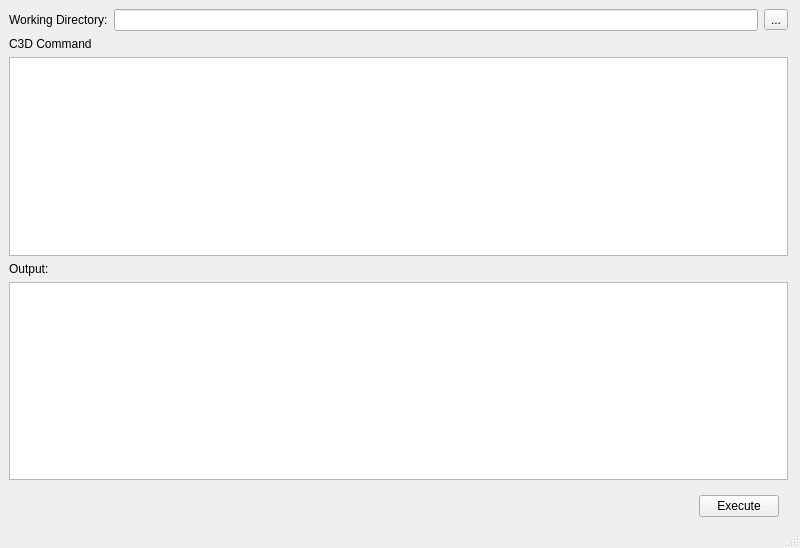
Above: gui/MainWindow.ui from pyushkevich/c3d before the change. Below: the same form after it.
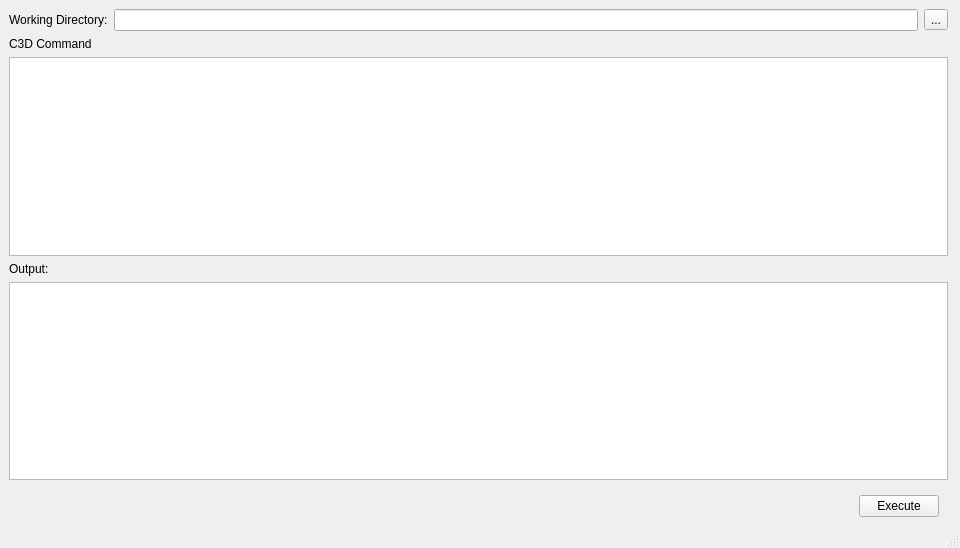
That is the form after the change. Icons and pictures are not drawn. Custom widgets are drawn as their Qt base class.

Commit message: Added file pane to the gui, rudimentary drag/drop

Diff of the .ui file:
```diff
--- a/gui/MainWindow.ui
+++ b/gui/MainWindow.ui
@@ -6,7 +6,7 @@
    <rect>
     <x>0</x>
     <y>0</y>
-    <width>800</width>
+    <width>960</width>
     <height>548</height>
    </rect>
   </property>
```
Left out of the diff: 6 changed lines with no effect on the pictures. The commit also changes 5 other files.
